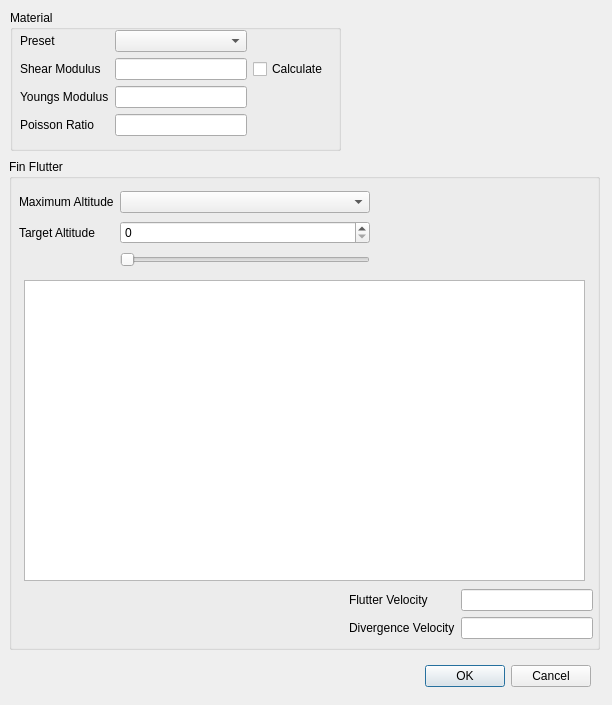
Above: Resources/ui/FlutterAnalysis.ui from davesrocketshop/Rocket before the change. Below: the same form after it.
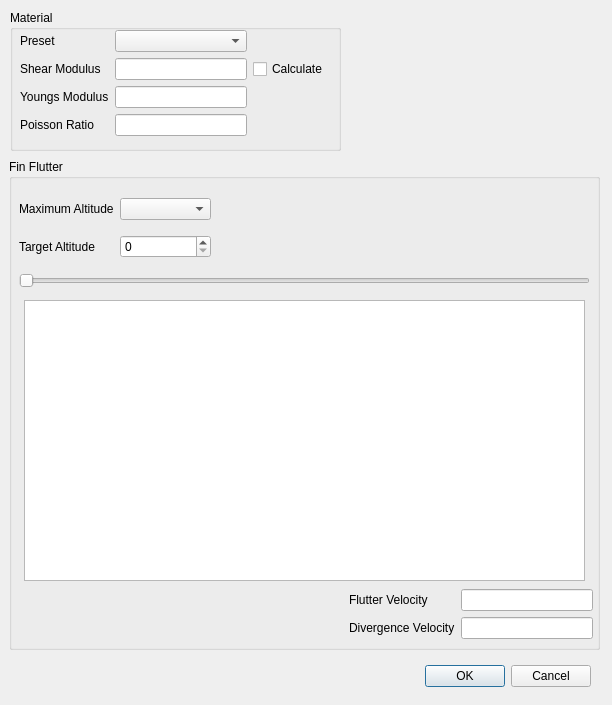
That is the form after the change.

Commit message: Adjust altitude slider

```diff
--- a/Resources/ui/FlutterAnalysis.ui
+++ b/Resources/ui/FlutterAnalysis.ui
@@ -122,7 +122,7 @@
      <rect>
       <x>10</x>
       <y>30</y>
-      <width>351</width>
+      <width>192</width>
       <height>80</height>
      </rect>
     </property>
@@ -147,13 +147,6 @@
      <item row="1" column="1">
       <widget class="QSpinBox" name="spinBox"/>
      </item>
-     <item row="2" column="1">
-      <widget class="QSlider" name="horizontalSlider">
-       <property name="orientation">
-        <enum>Qt::Horizontal</enum>
-       </property>
-      </widget>
-     </item>
     </layout>
    </widget>
    <widget class="QWidget" name="gridLayoutWidget_3">
@@ -192,12 +185,31 @@
     <property name="geometry">
      <rect>
       <x>15</x>
-      <y>121</y>
+      <y>141</y>
       <width>561</width>
-      <height>301</height>
+      <height>281</height>
      </rect>
     </property>
    </widget>
+   <widget class="QWidget" name="horizontalLayoutWidget">
+    <property name="geometry">
+     <rect>
+      <x>10</x>
+      <y>110</y>
+      <width>571</width>
+      <height>24</height>
+     </rect>
+    </property>
+    <layout class="QHBoxLayout" name="horizontalLayout">
+     <item>
+      <widget class="QSlider" name="horizontalSlider">
+       <property name="orientation">
+        <enum>Qt::Horizontal</enum>
+       </property>
+      </widget>
+     </item>
+    </layout>
+   </widget>
   </widget>
  </widget>
  <resources/>
```
